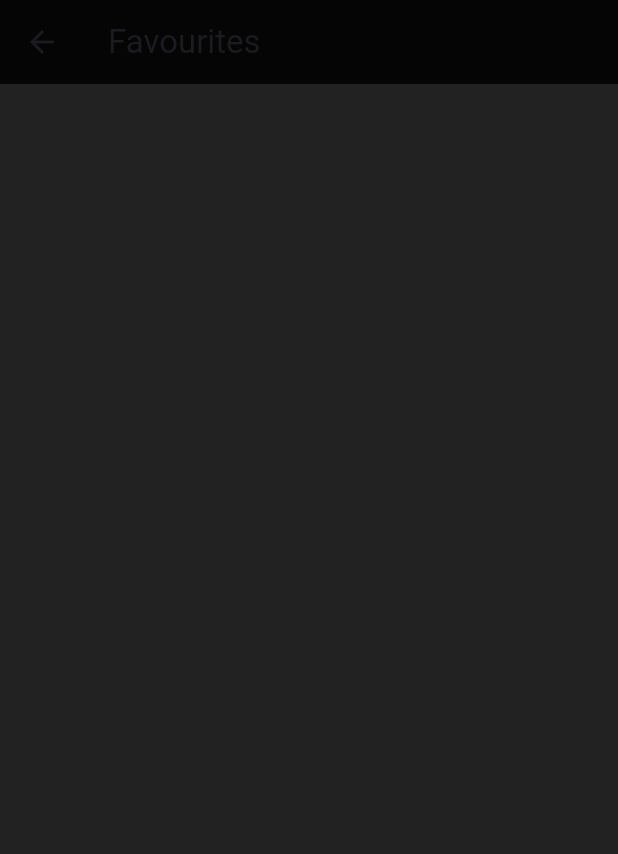
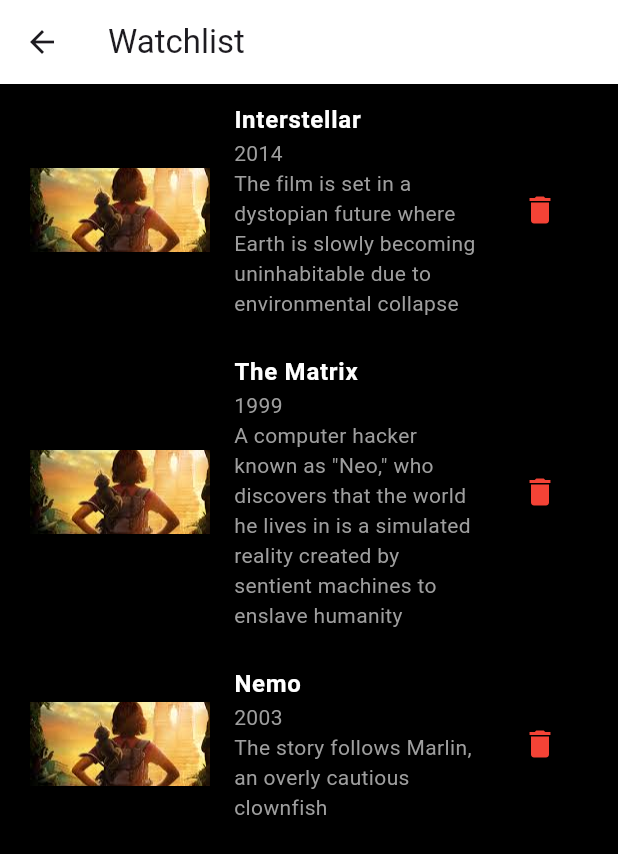
Before and after one commit to Ahmed4r/MoviesApp, a Flutter app: the WatchListTab screen opened by its route, on a phone screen of 412 x 824 dp. Shown: the top 854 px of the screen. Run offline on Flutter 3.47's test engine with Material 3 defaults, Android fonts, the phone set to English and light mode, and no system bars; our stand-ins replace flutter_bloc, flutter_screenutil, readmore; network calls fail.

Commit message:
no updates

```diff
--- a/lib/Presentation/Screens/browse/MovieList.dart
+++ b/lib/Presentation/Screens/browse/MovieList.dart
@@ -43,7 +43,7 @@ class _MovieListState extends State<MovieList> {
                   Stack(
                     children: [
                       Container(
-                        width: 150.w, // Increased width
+                        width: double.infinity, // Increased width
                         height: 240.h, // Increased height
                         decoration: BoxDecoration(
                           borderRadius: BorderRadius.circular(10),
@@ -61,7 +61,7 @@ class _MovieListState extends State<MovieList> {
                     'Movie Title $index',
                     style: TextStyle(
                       color: Colors.white,
-                      fontSize: 16.sp,
+                      fontSize: 17.sp,
                     ),
                   ),
                   Text(
--- a/lib/Presentation/Screens/homeScreen/Movie_details.dart
+++ b/lib/Presentation/Screens/homeScreen/Movie_details.dart
@@ -23,6 +23,7 @@ class MovieDetailsPage extends StatelessWidget {
   Widget build(BuildContext context) {
     final arguments = (ModalRoute.of(context)?.settings.arguments ??
         <String, dynamic>{}) as Map;
+
 
     final id = arguments['movieID'];
 
--- a/lib/Presentation/Screens/homeScreen/homeTab.dart
+++ b/lib/Presentation/Screens/homeScreen/homeTab.dart
@@ -22,7 +22,7 @@ class HomeTab extends StatefulWidget {
 }
 
 class _HomeTabState extends State<HomeTab> {
-  static  Map<int, bool> favoriteMovies = {};
+  static Map<int, bool> favoriteMovies = {};
   bool isfav = false;
   late Future<HometabResponse> hometabResponse;
 
--- a/lib/Presentation/Screens/watchListScreen/WatchListTab.dart
+++ b/lib/Presentation/Screens/watchListScreen/WatchListTab.dart
@@ -1,17 +1,89 @@
 import 'package:flutter/material.dart';
+import 'package:flutter_screenutil/flutter_screenutil.dart';
 
 class WatchListTab extends StatelessWidget {
   static const String routename = 'watchlisttab';
+  final List<String> movieImages = [
+    'assets/dora.jpeg',
+    'assets/dora.jpeg',
+    'assets/dora.jpeg',
+    // 'assets/images/eee.png',
+    // 'assets/images/OIP.jfif',
+    // 'assets/images/z.jfif',
+    // 'assets/images/ww.jfif',
+    // 'assets/images/zzz.jfif',
+  ];
+
+  final List<String> movieTitles = [
+    'Interstellar',
+    'The Matrix',
+    'Nemo',
+    'Sharks',
+    'Inception',
+    'Inside Out',
+  ];
+
+  final List<String> movieDescriptions = [
+    '2014\nThe film is set in a dystopian future where Earth is slowly becoming uninhabitable due to environmental collapse',
+    '1999\nA computer hacker known as "Neo," who discovers that the world he lives in is a simulated reality created by sentient machines to enslave humanity',
+    '2003\nThe story follows Marlin, an overly cautious clownfish',
+    '2009\n"Sharks" is a thrilling underwater adventure that delves into the enigmatic world of these majestic predators',
+    '2010\nThe film follows Dom Cobb, a skilled thief who specializes in the art of "extraction"',
+    '2015\nThe story takes viewers on a unique journey inside the mind of an 11-year-old girl named Riley, exploring the complex emotions that guide her thoughts and actions.',
+  ];
 
   @override
   Widget build(BuildContext context) {
     return Scaffold(
-      backgroundColor: Colors.black87,
+      backgroundColor: Colors.black,
       appBar: AppBar(
-        title: const Text('Favourites'),
-        backgroundColor: Colors.black87,
-        elevation: 0,
+        title: Text('Watchlist'),
+        backgroundColor: Colors.white,
+      ),
+      body: ListView.builder(
+        itemCount: movieImages.length,
+        itemBuilder: (context, index) {
+          return _buildWatchlistItem(
+              movieImages[index], movieTitles[index], movieDescriptions[index]);
+        },
       ),
     );
   }
+
+  Widget _buildWatchlistItem(
+      String imagePath, String title, String description) {
+    return Card(
+      color: Colors.black12,
+      child: ListTile(
+          leading: Image.asset(
+            imagePath,
+            width: 120.w,
+            height:90.h,
+            fit: BoxFit.cover,
+          ),
+          title: Text(
+            title,
+            style: TextStyle(
+              color: Colors.white,
+              fontWeight: FontWeight.bold,
+              fontSize: 16,
+            ),
+          ),
+          subtitle: Text(
+            description,
+            style: TextStyle(
+              color: Colors.grey,
+              fontSize: 14,
+              fontStyle: FontStyle.normal,
+            ),
+          ),
+          trailing: IconButton(
+            onPressed: () {},
+            icon: Icon(
+              Icons.delete,
+              color: Colors.red,
+            ),
+          )),
+    );
+  }
 }
--- a/lib/main.dart
+++ b/lib/main.dart
@@ -10,10 +10,9 @@ import 'package:movies_app/Presentation/Screens/homeScreen/cubit/hometabViewmode
 import 'package:movies_app/Presentation/Screens/homeScreen/homeTab.dart';
 import 'package:movies_app/Presentation/Screens/watchListScreen/WatchListTab.dart';
 import 'package:movies_app/Presentation/SplashScreen/splashScreen.dart';
-import 'package:movies_app/model/hometabmodel/hometabResponse.dart';
-import 'package:movies_app/widgets/bottomNav.dart';
 
 void main() {
+  WidgetsFlutterBinding.ensureInitialized();
   Bloc.observer = MyBlocObserver();
   runApp(const MyApp());
 }
@@ -76,8 +75,7 @@ class MyApp extends StatelessWidget {
             BrowseListTab.routename: (context) => BrowseListTab(),
             SearchTab.routename: (context) => SearchTab(),
             WatchListTab.routename: (context) => WatchListTab(),
-            MovieList.routename :(context) => MovieList(),
-
+            MovieList.routename: (context) => MovieList(),
           },
         );
       },
--- a/pubspec.yaml
+++ b/pubspec.yaml
@@ -40,6 +40,8 @@ dependencies:
   http: ^1.2.2
   url_launcher: ^6.3.0
   readmore: ^3.0.0
+  flutter_image_slideshow: ^0.1.6
+  shared_preferences: ^2.3.2
 
 dev_dependencies:
   flutter_test:
```
Also changed, not shown: lib/widgets/NewRealsesWidget.dart (+10 -9 lines), pubspec.lock, 4 other files.
